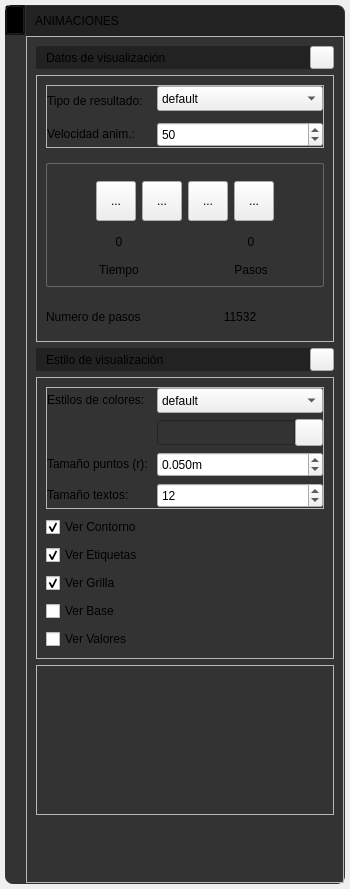
This is app/ui/widget_result_menu_animation.ui in edwinar13/MPM-UN as Qt 5 draws it before an edit. The edited form follows.
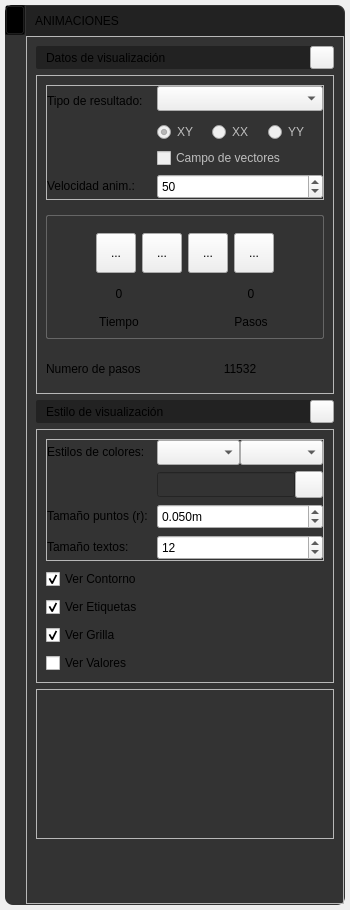
This is the edited form. Icons and pictures are not drawn.

```diff
--- a/app/ui/widget_result_menu_animation.ui
+++ b/app/ui/widget_result_menu_animation.ui
@@ -7,7 +7,7 @@
     <x>0</x>
     <y>0</y>
     <width>350</width>
-    <height>889</height>
+    <height>910</height>
    </rect>
   </property>
   <property name="sizePolicy">
@@ -1037,64 +1037,9 @@
                     <property name="QComboBoxStyle" stdset="0">
                      <number>1</number>
                     </property>
-                    <item>
-                     <property name="text">
-                      <string>default</string>
-                     </property>
-                    </item>
-                    <item>
-                     <property name="text">
-                      <string>sigxx</string>
-                     </property>
-                    </item>
-                    <item>
-                     <property name="text">
-                      <string>sigyy</string>
-                     </property>
-                    </item>
-                    <item>
-                     <property name="text">
-                      <string>sigxy</string>
-                     </property>
-                    </item>
-                    <item>
-                     <property name="text">
-                      <string>epsxx</string>
-                     </property>
-                    </item>
-                    <item>
-                     <property name="text">
-                      <string>epsyy</string>
-                     </property>
-                    </item>
-                    <item>
-                     <property name="text">
-                      <string>epsxy</string>
-                     </property>
-                    </item>
-                    <item>
-                     <property name="text">
-                      <string>velx</string>
-                     </property>
-                    </item>
-                    <item>
-                     <property name="text">
-                      <string>vely</string>
-                     </property>
-                    </item>
-                    <item>
-                     <property name="text">
-                      <string>despl</string>
-                     </property>
-                    </item>
-                    <item>
-                     <property name="text">
-                      <string>eqplas</string>
-                     </property>
-                    </item>
                    </widget>
                   </item>
-                  <item row="1" column="0">
+                  <item row="3" column="0">
                    <widget class="QLabel" name="label_textResultAnimation3">
                     <property name="minimumSize">
                      <size>
@@ -1110,7 +1055,7 @@
                     </property>
                    </widget>
                   </item>
-                  <item row="1" column="1">
+                  <item row="3" column="1">
                    <widget class="QSpinBox" name="spinBox_ResultAnimationVelocity">
                     <property name="minimumSize">
                      <size>
@@ -1138,6 +1083,74 @@
                     </property>
                    </widget>
                   </item>
+                  <item row="2" column="1">
+                   <widget class="QCheckBox" name="checkBox_ResultVector">
+                    <property name="enabled">
+                     <bool>false</bool>
+                    </property>
+                    <property name="text">
+                     <string>Campo de vectores</string>
+                    </property>
+                    <property name="checked">
+                     <bool>false</bool>
+                    </property>
+                    <property name="QCheckBoxStyle" stdset="0">
+                     <number>1</number>
+                    </property>
+                   </widget>
+                  </item>
+                  <item row="1" column="1">
+                   <layout class="QHBoxLayout" name="horizontalLayout_9">
+                    <item>
+                     <widget class="QRadioButton" name="radioButton_ResultXY">
+                      <property name="enabled">
+                       <bool>false</bool>
+                      </property>
+                      <property name="text">
+                       <string>XY</string>
+                      </property>
+                      <property name="checked">
+                       <bool>true</bool>
+                      </property>
+                      <property name="QRadioButtonStyle" stdset="0">
+                       <number>1</number>
+                      </property>
+                     </widget>
+                    </item>
+                    <item>
+                     <widget class="QRadioButton" name="radioButton_ResultX">
+                      <property name="enabled">
+                       <bool>false</bool>
+                      </property>
+                      <property name="text">
+                       <string>XX</string>
+                      </property>
+                      <property name="checkable">
+                       <bool>true</bool>
+                      </property>
+                      <property name="checked">
+                       <bool>false</bool>
+                      </property>
+                      <property name="QRadioButtonStyle" stdset="0">
+                       <number>1</number>
+                      </property>
+                     </widget>
+                    </item>
+                    <item>
+                     <widget class="QRadioButton" name="radioButton_ResultY">
+                      <property name="enabled">
+                       <bool>false</bool>
+                      </property>
+                      <property name="text">
+                       <string>YY</string>
+                      </property>
+                      <property name="QRadioButtonStyle" stdset="0">
+                       <number>1</number>
+                      </property>
+                     </widget>
+                    </item>
+                   </layout>
+                  </item>
                  </layout>
                 </widget>
                </item>
@@ -1538,39 +1551,6 @@
                     </property>
                    </widget>
                   </item>
-                  <item row="0" column="1">
-                   <widget class="QComboBox" name="comboBox_ResultAnimationColorStyles">
-                    <property name="minimumSize">
-                     <size>
-                      <width>0</width>
-                      <height>25</height>
-                     </size>
-                    </property>
-                    <property name="QComboBoxStyle" stdset="0">
-                     <number>1</number>
-                    </property>
-                    <item>
-                     <property name="text">
-                      <string>default</string>
-                     </property>
-                    </item>
-                    <item>
-                     <property name="text">
-                      <string>Rojo-Azul</string>
-                     </property>
-                    </item>
-                    <item>
-                     <property name="text">
-                      <string>Escala de grises</string>
-                     </property>
-                    </item>
-                    <item>
-                     <property name="text">
-                      <string>Escala color</string>
-                     </property>
-                    </item>
-                   </widget>
-                  </item>
                   <item row="1" column="1">
                    <layout class="QHBoxLayout" name="horizontalLayout_8">
                     <item>
@@ -1649,7 +1629,7 @@
                          </colorrole>
                          <colorrole role="PlaceholderText">
                           <brush brushstyle="SolidPattern">
-                           <color alpha="255">
+                           <color alpha="128">
                             <red>221</red>
                             <green>221</green>
                             <blue>221</blue>
@@ -1714,7 +1694,7 @@
                          </colorrole>
                          <colorrole role="PlaceholderText">
                           <brush brushstyle="SolidPattern">
-                           <color alpha="255">
+                           <color alpha="128">
                             <red>221</red>
                             <green>221</green>
                             <blue>221</blue>
@@ -1779,7 +1759,7 @@
                          </colorrole>
                          <colorrole role="PlaceholderText">
                           <brush brushstyle="SolidPattern">
-                           <color alpha="255">
+                           <color alpha="128">
                             <red>221</red>
                             <green>221</green>
                             <blue>221</blue>
@@ -1919,6 +1899,36 @@
                     </property>
                    </widget>
                   </item>
+                  <item row="0" column="1">
+                   <layout class="QHBoxLayout" name="horizontalLayout_4">
+                    <item>
+                     <widget class="QComboBox" name="comboBox_ResultAnimationColorStyles_Resultados">
+                      <property name="minimumSize">
+                       <size>
+                        <width>0</width>
+                        <height>25</height>
+                       </size>
+                      </property>
+                      <property name="QComboBoxStyle" stdset="0">
+                       <number>1</number>
+                      </property>
+                     </widget>
+                    </item>
+                    <item>
+                     <widget class="QComboBox" name="comboBox_ResultAnimationColorStyles_Puntos">
+                      <property name="minimumSize">
+                       <size>
+                        <width>0</width>
+                        <height>25</height>
+                       </size>
+                      </property>
+                      <property name="QComboBoxStyle" stdset="0">
+                       <number>1</number>
+                      </property>
+                     </widget>
+                    </item>
+                   </layout>
+                  </item>
                  </layout>
                 </widget>
                </item>
@@ -1963,19 +1973,6 @@
                    </property>
                   </widget>
                  </item>
-                 <item>
-                  <widget class="QCheckBox" name="checkBox_ResultAnimationBase">
-                   <property name="text">
-                    <string>Ver Base</string>
-                   </property>
-                   <property name="checked">
-                    <bool>false</bool>
-                   </property>
-                   <property name="QCheckBoxStyle" stdset="0">
-                    <number>1</number>
-                   </property>
-                  </widget>
-                 </item>
                  <item>
                   <widget class="QCheckBox" name="checkBox_ResultAnimationValues">
                    <property name="text">
```
Left out of the diff: 47 changed lines with no effect on the pictures.
